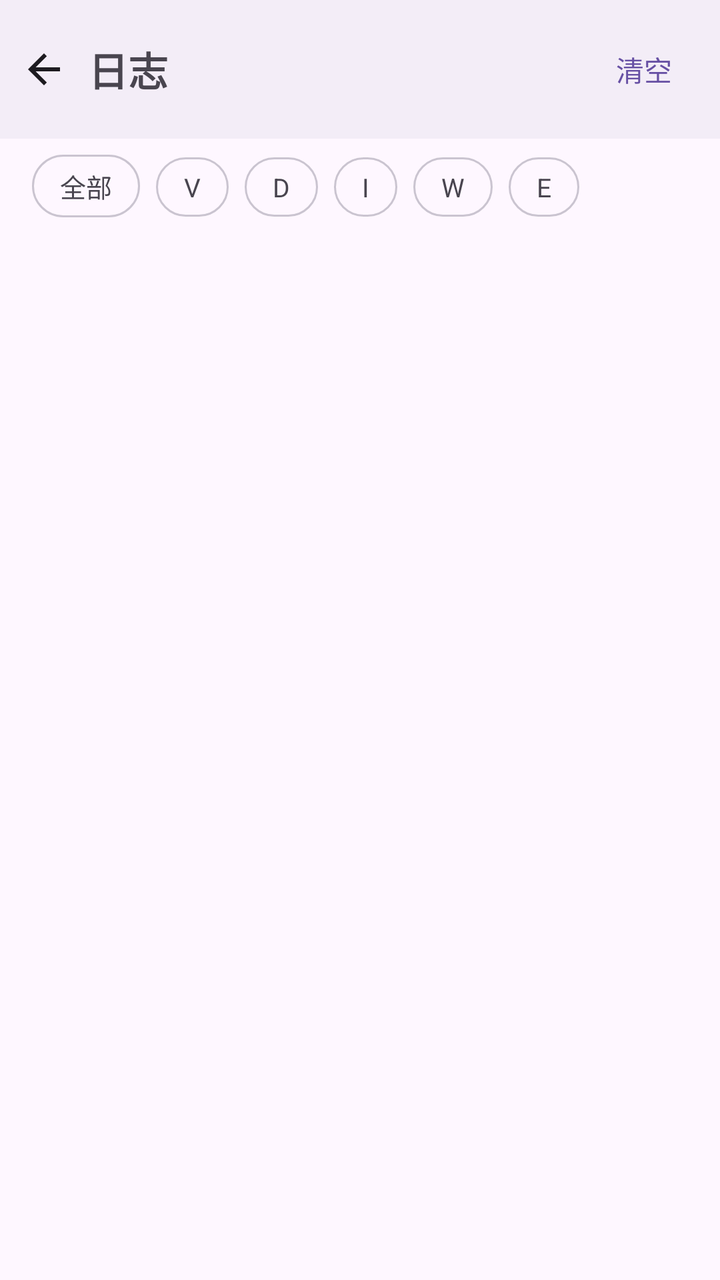
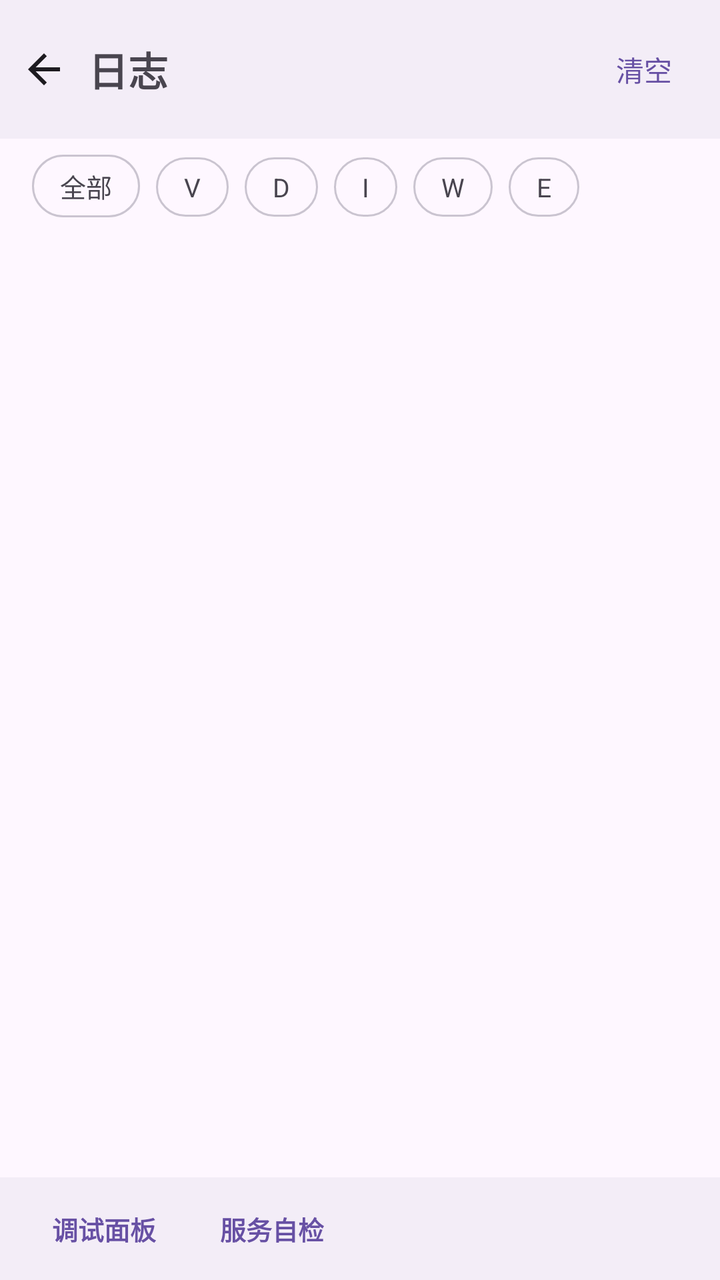

An Android layout rendered at two revisions. The XML below is the earlier revision; the diff shows what the commit changed to produce the second picture.
<!-- AndroidManifest.xml: application theme Theme.Keyou -->
<!-- res/layout/activity_log.xml -->
<?xml version="1.0" encoding="utf-8"?>
<LinearLayout xmlns:android="http://schemas.android.com/apk/res/android"
    android:layout_width="match_parent"
    android:layout_height="match_parent"
    android:orientation="vertical">

    <LinearLayout
        android:layout_width="match_parent"
        android:layout_height="wrap_content"
        android:orientation="horizontal"
        android:gravity="center_vertical"
        android:background="?attr/colorSurfaceContainer"
        android:paddingEnd="16dp">

        <include layout="@layout/view_back_bar" />

        <TextView
            android:layout_width="0dp"
            android:layout_height="wrap_content"
            android:layout_weight="1"
            android:text="@string/log_title"
            android:textSize="20sp"
            android:textStyle="bold"
            android:paddingVertical="20dp" />

        <TextView
            android:id="@+id/btn_log_clear"
            android:layout_width="wrap_content"
            android:layout_height="wrap_content"
            android:background="?attr/selectableItemBackgroundBorderless"
            android:clickable="true"
            android:focusable="true"
            android:padding="8dp"
            android:text="@string/log_clear"
            android:textColor="?attr/colorPrimary"
            android:textSize="14sp" />
    </LinearLayout>

    <HorizontalScrollView
        android:layout_width="match_parent"
        android:layout_height="wrap_content"
        android:paddingHorizontal="16dp"
        android:paddingTop="8dp"
        android:scrollbars="none">

        <LinearLayout
            android:layout_width="wrap_content"
            android:layout_height="wrap_content"
            android:orientation="horizontal">

            <TextView
                android:id="@+id/chip_all"
                style="@style/Widget.Keyou.FilterChip"
                android:text="@string/log_filter_all" />

            <TextView
                android:id="@+id/chip_v"
                style="@style/Widget.Keyou.FilterChip"
                android:text="V" />

            <TextView
                android:id="@+id/chip_d"
                style="@style/Widget.Keyou.FilterChip"
                android:text="D" />

            <TextView
                android:id="@+id/chip_i"
                style="@style/Widget.Keyou.FilterChip"
                android:text="I" />

            <TextView
                android:id="@+id/chip_w"
                style="@style/Widget.Keyou.FilterChip"
                android:text="W" />

            <TextView
                android:id="@+id/chip_e"
                style="@style/Widget.Keyou.FilterChip"
                android:text="E" />
        </LinearLayout>
    </HorizontalScrollView>

    <TextView
        android:id="@+id/tv_log_count"
        android:layout_width="wrap_content"
        android:layout_height="wrap_content"
        android:layout_marginHorizontal="20dp"
        android:layout_marginTop="6dp"
        android:alpha="0.7"
        android:textSize="12sp" />

    <FrameLayout
        android:layout_width="match_parent"
        android:layout_height="0dp"
        android:layout_weight="1">

        <androidx.recyclerview.widget.RecyclerView
            android:id="@+id/rv_logs"
            android:layout_width="match_parent"
            android:layout_height="match_parent"
            android:clipToPadding="false"
            android:paddingHorizontal="16dp"
            android:paddingVertical="8dp" />

        <TextView
            android:id="@+id/tv_log_empty"
            android:layout_width="wrap_content"
            android:layout_height="wrap_content"
            android:layout_gravity="center"
            android:text="@string/log_empty"
            android:textColor="?attr/colorOnSurfaceVariant"
            android:visibility="gone" />
    </FrameLayout>

</LinearLayout>
<!-- res/layout/view_back_bar.xml (included above) -->
<?xml version="1.0" encoding="utf-8"?>
<FrameLayout xmlns:android="http://schemas.android.com/apk/res/android"
    android:layout_width="wrap_content"
    android:layout_height="wrap_content">

    <ImageButton
        android:id="@+id/btn_back"
        android:layout_width="44dp"
        android:layout_height="44dp"
        android:background="?attr/selectableItemBackgroundBorderless"
        android:contentDescription="@string/back"
        android:padding="10dp"
        android:src="@drawable/ic_arrow_back" />

</FrameLayout>
<!-- resources referenced by this layout -->
<resources>
  <!-- drawable ic_arrow_back (drawable) -->
  <?xml version="1.0" encoding="utf-8"?>
  <vector xmlns:android="http://schemas.android.com/apk/res/android"
      android:width="24dp"
      android:height="24dp"
      android:viewportWidth="24"
      android:viewportHeight="24"
      android:tint="?attr/colorOnSurface">
      <path
          android:fillColor="@android:color/white"
          android:pathData="M20,11H7.83l5.59,-5.59L12,4l-8,8 8,8 1.41,-1.41L7.83,13H20v-2z" />
  </vector>
  <string name="back">返回</string>
  <string name="log_clear">清空</string>
  <string name="log_empty">暂无日志</string>
  <string name="log_filter_all">全部</string>
  <string name="log_title">日志</string>
  <style name="Widget.Keyou.FilterChip" parent="">
          <item name="android:layout_width">wrap_content</item>
          <item name="android:layout_height">wrap_content</item>
          <item name="android:layout_marginEnd">8dp</item>
          <item name="android:background">@drawable/bg_chip</item>
          <item name="android:clickable">true</item>
          <item name="android:focusable">true</item>
          <item name="android:paddingHorizontal">14dp</item>
          <item name="android:paddingVertical">6dp</item>
          <item name="android:textSize">13sp</item>
      </style>
  <style name="Theme.Keyou" parent="Theme.Material3.DayNight.NoActionBar" />
  <!-- drawable bg_chip (drawable) -->
  <?xml version="1.0" encoding="utf-8"?>
  <shape xmlns:android="http://schemas.android.com/apk/res/android"
      android:shape="rectangle">
      <corners android:radius="16dp" />
      <stroke
          android:width="1dp"
          android:color="?attr/colorOutlineVariant" />
  </shape>
</resources>

<!-- the commit's change to res/layout/activity_log.xml (unified diff, before → after) -->
@@ -112,6 +112,43 @@
             android:visibility="gone" />
     </FrameLayout>
 
+    
+    <LinearLayout
+        android:layout_width="match_parent"
+        android:layout_height="wrap_content"
+        android:background="?attr/colorSurfaceContainer"
+        android:orientation="horizontal"
+        android:paddingHorizontal="20dp"
+        android:paddingVertical="10dp">
+
+        <TextView
+            android:id="@+id/btn_log_diag"
+            android:layout_width="wrap_content"
+            android:layout_height="wrap_content"
+            android:background="?attr/selectableItemBackgroundBorderless"
+            android:clickable="true"
+            android:focusable="true"
+            android:padding="6dp"
+            android:text="@string/log_entry_diag"
+            android:textColor="?attr/colorPrimary"
+            android:textSize="13sp"
+            android:textStyle="bold" />
+
+        <TextView
+            android:id="@+id/btn_log_service"
+            android:layout_width="wrap_content"
+            android:layout_height="wrap_content"
+            android:layout_marginStart="20dp"
+            android:background="?attr/selectableItemBackgroundBorderless"
+            android:clickable="true"
+            android:focusable="true"
+            android:padding="6dp"
+            android:text="@string/log_entry_service"
+            android:textColor="?attr/colorPrimary"
+            android:textSize="13sp"
+            android:textStyle="bold" />
+    </LinearLayout>
+
 </LinearLayout>
 <!-- res/layout/view_back_bar.xml (included above) -->
 <?xml version="1.0" encoding="utf-8"?>
<!-- resource entries referenced after the edit -->
@@ -15,6 +15,8 @@
   <string name="back">返回</string>
   <string name="log_clear">清空</string>
   <string name="log_empty">暂无日志</string>
+  <string name="log_entry_diag">调试面板</string>
+  <string name="log_entry_service">服务自检</string>
   <string name="log_filter_all">全部</string>
   <string name="log_title">日志</string>
   <style name="Widget.Keyou.FilterChip" parent="">
